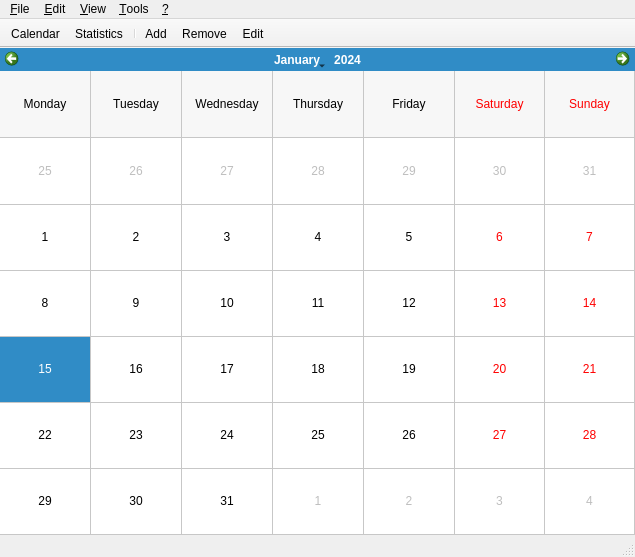
First picture: the form in running/src/views/ui/mainview.ui, repository electri/running, before the edit.
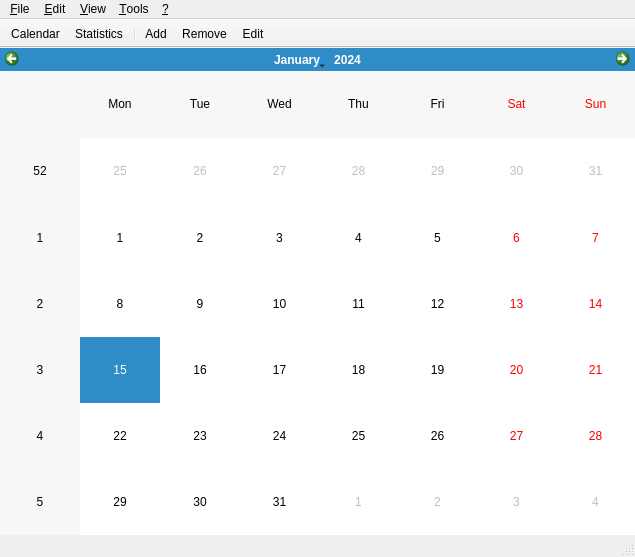
Second picture: the form after the edit. Icons and pictures are not drawn. Custom widgets are drawn as their Qt base class.

Commit message: Custom CalendarWidget widget. Refactor to use Ui namespace in views. (in progress)

Diff of the .ui file:
```diff
--- a/running/src/views/ui/mainview.ui
+++ b/running/src/views/ui/mainview.ui
@@ -32,20 +32,7 @@
          <number>0</number>
         </property>
         <item>
-         <widget class="CalendarWidget" name="calendarWidget" >
-          <property name="gridVisible" >
-           <bool>true</bool>
-          </property>
-          <property name="horizontalHeaderFormat" >
-           <enum>QCalendarWidget::LongDayNames</enum>
-          </property>
-          <property name="verticalHeaderFormat" >
-           <enum>QCalendarWidget::NoVerticalHeader</enum>
-          </property>
-          <property name="dateEditEnabled" >
-           <bool>false</bool>
-          </property>
-         </widget>
+         <widget class="CalendarWidget" name="calendarWidget"/>
         </item>
        </layout>
       </widget>
```
Left out of the diff: 603 changed lines with no effect on the pictures. The commit also changes 19 other files.
